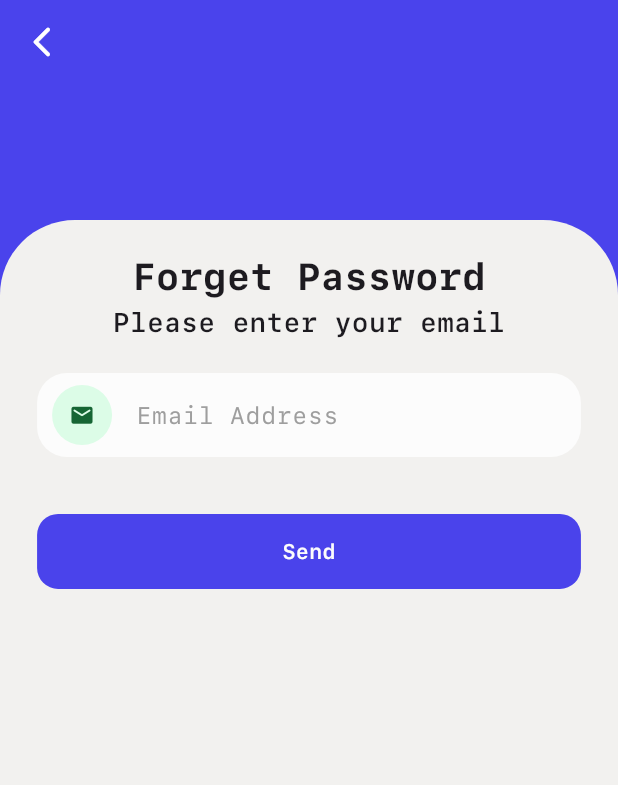
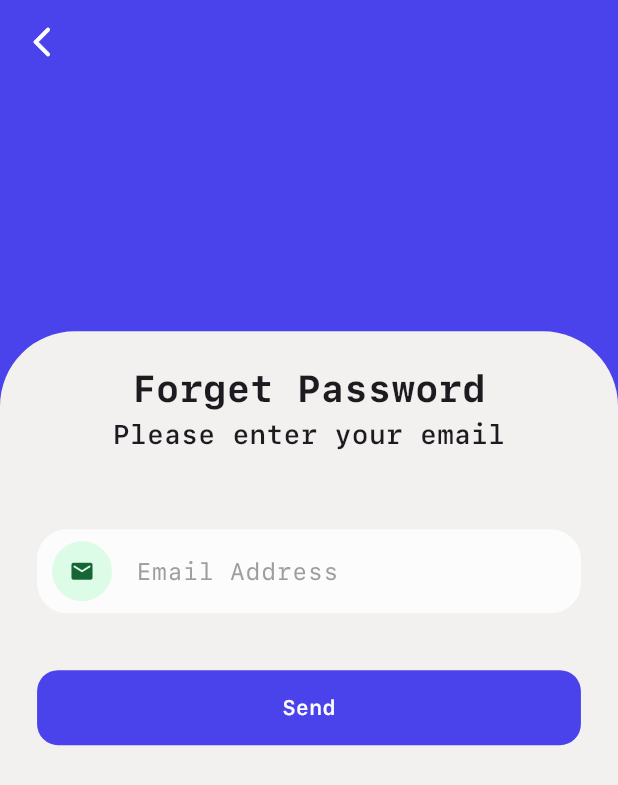
Before and after one commit to HessahOfficial/7essa-mobile-app, a Flutter app: the ForgetPasswordScreen screen opened directly, on a phone screen of 412 x 824 dp. Shown: the top 785 px of the screen. Run offline on Flutter 3.47's test engine with Material 3 defaults, Android fonts, the phone set to English and light mode, and no system bars; our stand-ins replace fl_chart, flutter_svg, font_awesome_flutter, get, image_picker, syncfusion_flutter_charts; project files that could hold a hidden picture were left out.

Commit message:
fix dimensions of the forget password screen

```diff
--- a/lib/screens/forget_password_screen.dart
+++ b/lib/screens/forget_password_screen.dart
@@ -38,7 +38,7 @@ class _ForgetPasswordScreenState extends State<ForgetPasswordScreen> {
       ),
       backgroundColor: AppColors.accentColor,
       body: SingleChildScrollView(
-        padding: EdgeInsets.only(top: screenHeight * 0.11),
+        padding: EdgeInsets.only(top: screenHeight * 0.2),
         child: Column(
           mainAxisAlignment: MainAxisAlignment.end,
           children: [
@@ -77,7 +77,7 @@ class _ForgetPasswordScreenState extends State<ForgetPasswordScreen> {
                               ],
                             ),
                           ),
-                        SizedBox(height: 20,),
+                          SizedBox(height: 50,),
                           CustomTextField(
                             controller: emailAddressController,
                             icon: Icons.email_rounded,
@@ -111,7 +111,7 @@ class _ForgetPasswordScreenState extends State<ForgetPasswordScreen> {
                               onTap: () {}
                           )
                         ],
-                    )
+                    ),
                 ),
               ),
             ),
```
Lines whose indentation alone changed are shown as unchanged.
